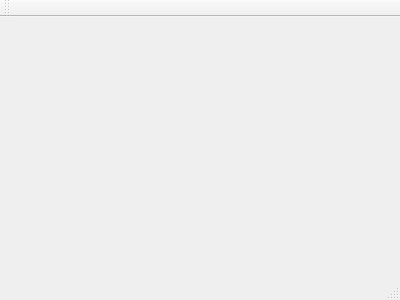
The window that mainwindow.ui (dridk/plateMaker) describes before a commit, drawn with Qt 5.
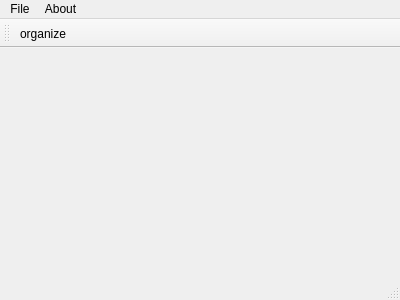
The same window after the commit.

The edit to the form file:
```diff
--- a/mainwindow.ui
+++ b/mainwindow.ui
@@ -12,13 +12,64 @@
   <property name="windowTitle" >
    <string>MainWindow</string>
   </property>
-  <widget class="QMenuBar" name="menuBar" />
-  <widget class="QToolBar" name="mainToolBar" />
-  <widget class="QWidget" name="centralWidget" />
-  <widget class="QStatusBar" name="statusBar" />
+  <widget class="QWidget" name="centralWidget"/>
+  <widget class="QMenuBar" name="menuBar">
+   <property name="geometry">
+    <rect>
+     <x>0</x>
+     <y>0</y>
+     <width>400</width>
+     <height>21</height>
+    </rect>
+   </property>
+   <widget class="QMenu" name="menuFile">
+    <property name="title">
+     <string>File</string>
+    </property>
+    <addaction name="actionQuit"/>
+   </widget>
+   <widget class="QMenu" name="menuAbout">
+    <property name="title">
+     <string>About</string>
+    </property>
+    <addaction name="actionAbout_Qt"/>
+    <addaction name="actionAbout"/>
+   </widget>
+   <addaction name="menuFile"/>
+   <addaction name="menuAbout"/>
+  </widget>
+  <widget class="QToolBar" name="mainToolBar">
+   <attribute name="toolBarArea">
+    <enum>TopToolBarArea</enum>
+   </attribute>
+   <attribute name="toolBarBreak">
+    <bool>false</bool>
+   </attribute>
+   <addaction name="actionOrganize"/>
+  </widget>
+  <widget class="QStatusBar" name="statusBar"/>
+  <action name="actionOrganize">
+   <property name="text">
+    <string>organize</string>
+   </property>
+  </action>
+  <action name="actionQuit">
+   <property name="text">
+    <string>Quit</string>
+   </property>
+  </action>
+  <action name="actionAbout_Qt">
+   <property name="text">
+    <string>About Qt...</string>
+   </property>
+  </action>
+  <action name="actionAbout">
+   <property name="text">
+    <string>About </string>
+   </property>
+  </action>
  </widget>
- <layoutDefault spacing="6" margin="11" />
- <pixmapfunction></pixmapfunction>
+ <layoutdefault spacing="6" margin="11"/>
  <resources/>
  <connections/>
 </ui>
```
Left out of the diff: 28 changed lines with no effect on the pictures.
